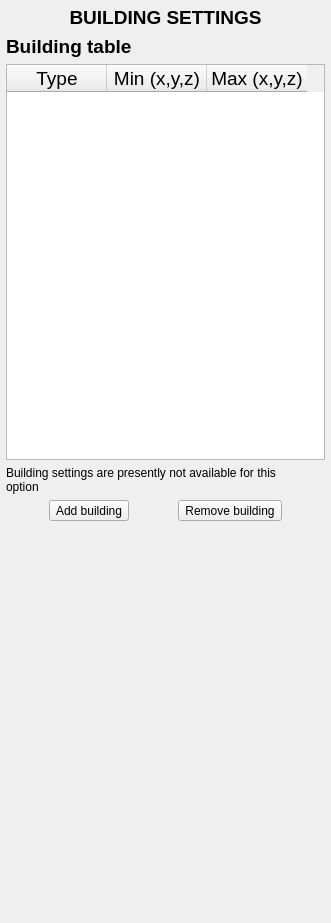
First picture: the form in HydroUQ/buildings.ui, repository NHERI-SimCenter/HydroUQ, before the edit.
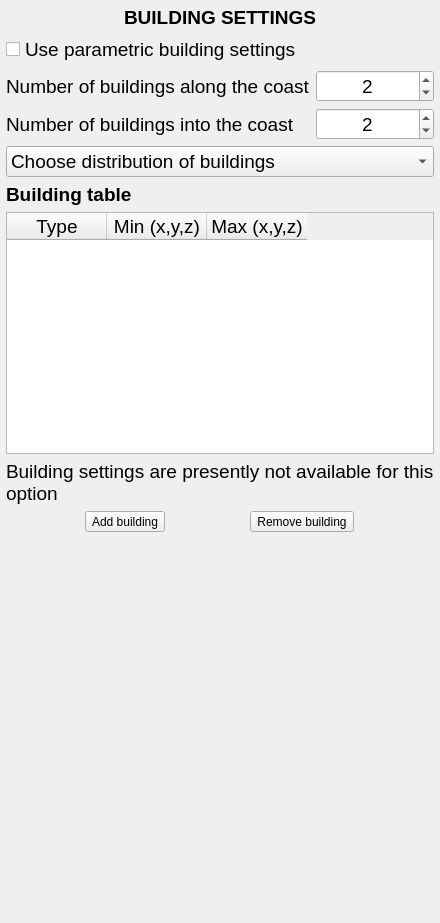
Second picture: the form after the edit.

Commit message: Added parametric building into it. Cleaning layouts and fonts

What changed in the file:
```diff
--- a/HydroUQ/buildings.ui
+++ b/HydroUQ/buildings.ui
@@ -6,7 +6,7 @@
    <rect>
     <x>0</x>
     <y>0</y>
-    <width>331</width>
+    <width>339</width>
     <height>923</height>
    </rect>
   </property>
@@ -41,6 +41,106 @@
      </property>
     </widget>
    </item>
+   <item>
+    <widget class="QCheckBox" name="checkBox">
+     <property name="font">
+      <font>
+       <pointsize>14</pointsize>
+      </font>
+     </property>
+     <property name="text">
+      <string>Use parametric building settings</string>
+     </property>
+    </widget>
+   </item>
+   <item>
+    <layout class="QGridLayout" name="gridLayout">
+     <item row="0" column="0">
+      <widget class="QLabel" name="label">
+       <property name="font">
+        <font>
+         <pointsize>14</pointsize>
+        </font>
+       </property>
+       <property name="text">
+        <string>Number of buildings along the coast</string>
+       </property>
+      </widget>
+     </item>
+     <item row="1" column="0">
+      <widget class="QLabel" name="label_2">
+       <property name="font">
+        <font>
+         <pointsize>14</pointsize>
+        </font>
+       </property>
+       <property name="text">
+        <string>Number of buildings into the coast</string>
+       </property>
+      </widget>
+     </item>
+     <item row="1" column="1">
+      <widget class="QDoubleSpinBox" name="doubleSpinBox_2">
+       <property name="font">
+        <font>
+         <pointsize>14</pointsize>
+        </font>
+       </property>
+       <property name="alignment">
+        <set>Qt::AlignCenter</set>
+       </property>
+       <property name="decimals">
+        <number>0</number>
+       </property>
+       <property name="value">
+        <double>2.000000000000000</double>
+       </property>
+      </widget>
+     </item>
+     <item row="0" column="1">
+      <widget class="QDoubleSpinBox" name="doubleSpinBox">
+       <property name="font">
+        <font>
+         <pointsize>14</pointsize>
+        </font>
+       </property>
+       <property name="alignment">
+        <set>Qt::AlignCenter</set>
+       </property>
+       <property name="decimals">
+        <number>0</number>
+       </property>
+       <property name="value">
+        <double>2.000000000000000</double>
+       </property>
+      </widget>
+     </item>
+     <item row="2" column="0" colspan="2">
+      <widget class="QComboBox" name="comboBox">
+       <property name="font">
+        <font>
+         <pointsize>14</pointsize>
+        </font>
+       </property>
+       <item>
+        <property name="text">
+         <string>Choose distribution of buildings</string>
+        </property>
+       </item>
+       <item>
+        <property name="text">
+         <string>Simple</string>
+        </property>
+       </item>
+       <item>
+        <property name="text">
+         <string>Staggered</string>
+        </property>
+       </item>
+      </widget>
+     </item>
+    </layout>
+   </item>
    <item>
     <widget class="QLabel" name="Lbl_Building">
      <property name="font">
@@ -90,6 +190,11 @@
    </item>
    <item>
     <widget class="QLabel" name="Lbl_Notice">
+     <property name="font">
+      <font>
+       <pointsize>14</pointsize>
+      </font>
+     </property>
      <property name="text">
       <string>Building settings are presently not available for this 
 option</string>
```
Left out of the diff: 2 changed lines with no effect on the pictures. The commit also changes 9 other files.
